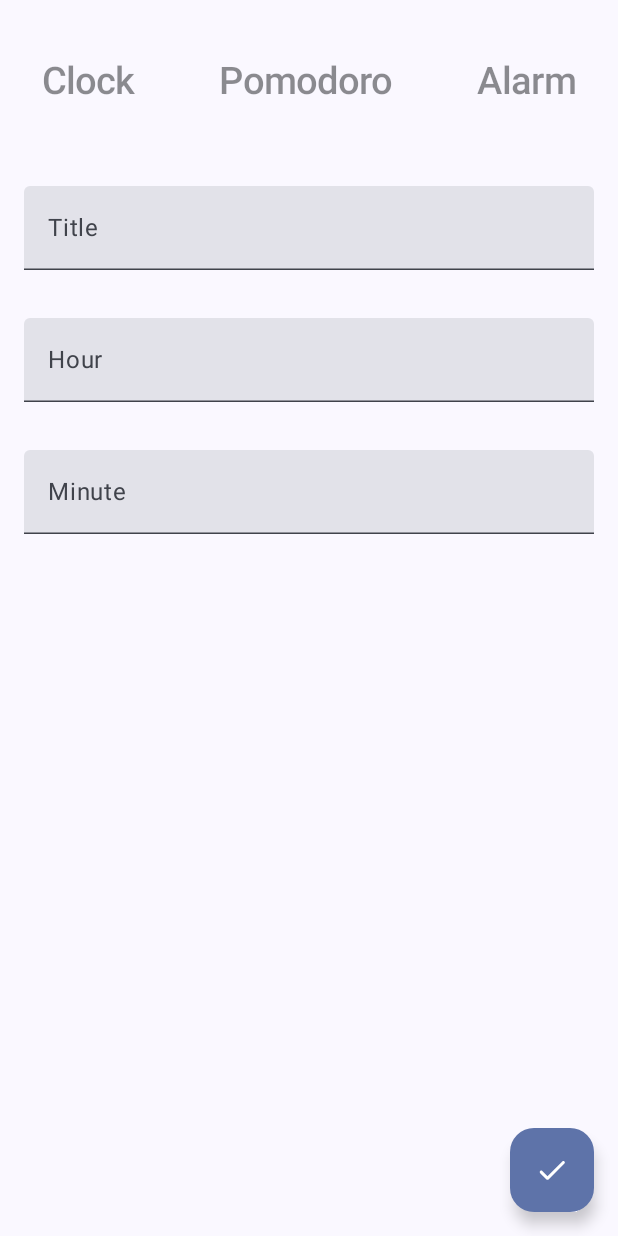
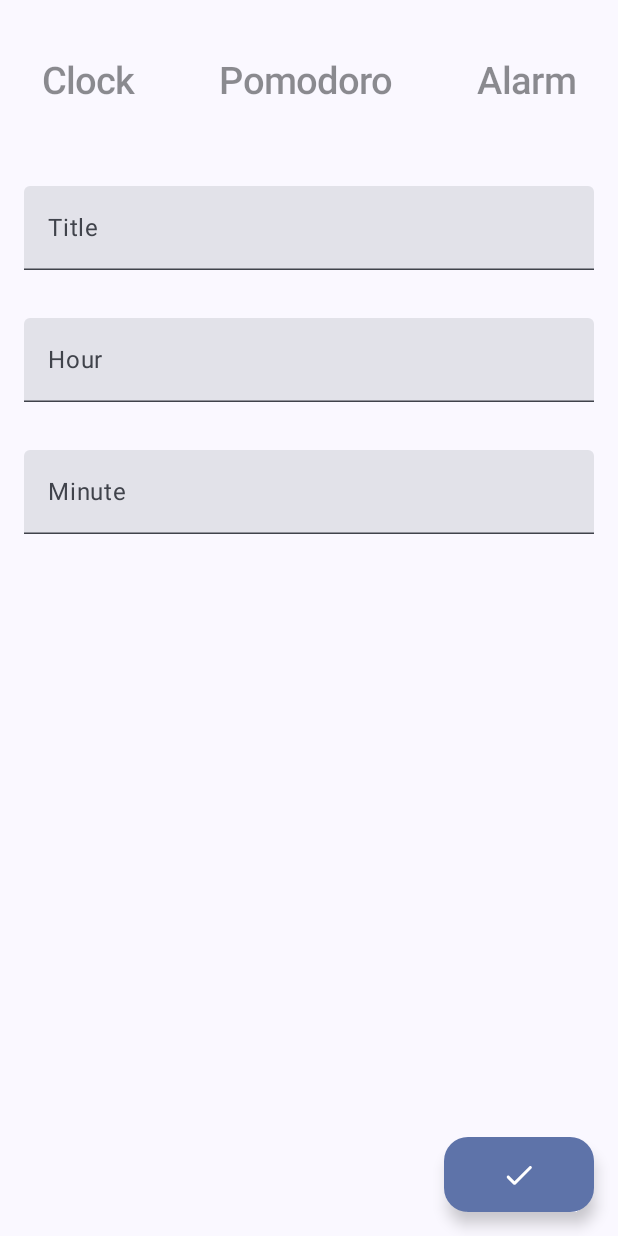
Before and after one commit to Niyush-04/pbl_clocky, an Android app built with Jetpack Compose: the CreateAlarmScreen screen opened through its navigation route, on a phone screen of 412 x 824 dp. Run offline under Robolectric (Android 15) with nearby library versions, the phone set to English and light mode, and no system bars; our stand-ins replace Dagger/Hilt's generated code, Room's generated code.

Commit message:
minor changes

```diff
--- a/app/src/main/java/itm/pbl/clocky/presentation/alarm/CreateAlarmScreen.kt
+++ b/app/src/main/java/itm/pbl/clocky/presentation/alarm/CreateAlarmScreen.kt
@@ -4,6 +4,7 @@ import androidx.compose.foundation.layout.Column
 import androidx.compose.foundation.layout.fillMaxSize
 import androidx.compose.foundation.layout.fillMaxWidth
 import androidx.compose.foundation.layout.padding
+import androidx.compose.foundation.layout.size
 import androidx.compose.material.icons.Icons
 import androidx.compose.material.icons.rounded.Check
 import androidx.compose.material3.FloatingActionButton
@@ -28,7 +29,9 @@ fun CreateAlarmScreen(
 
     Scaffold(
         floatingActionButton = {
-            FloatingActionButton(onClick = {
+            FloatingActionButton(
+                modifier = Modifier.size(100.dp,50.dp),
+                onClick = {
                 onEvent(
                     AlarmEvent.SaveAlarm(
                         hour = state.hour.value,
--- a/app/src/main/java/itm/pbl/clocky/presentation/pomodoro/PomodoroElement.kt
+++ b/app/src/main/java/itm/pbl/clocky/presentation/pomodoro/PomodoroElement.kt
@@ -138,14 +138,10 @@ fun PomodoroElements() {
             verticalAlignment = Alignment.CenterVertically,
             horizontalArrangement = Arrangement.Absolute.SpaceEvenly
         ) {
-            val state = remember {
-                mutableStateOf(false)
-            }
             FloatingActionButton(
                 onClick = {
                     isPaused = !isPaused
                     isReset = false
-                    state.value = !state.value
                 },
                 containerColor = MaterialTheme.colorScheme.primaryContainer,
             ) {
@@ -158,7 +154,6 @@ fun PomodoroElements() {
             FloatingActionButton(
                 onClick = {
                     isReset = true
-                    state.value = !state.value
                 },
                 containerColor = MaterialTheme.colorScheme.primaryContainer,
             ) {
```
